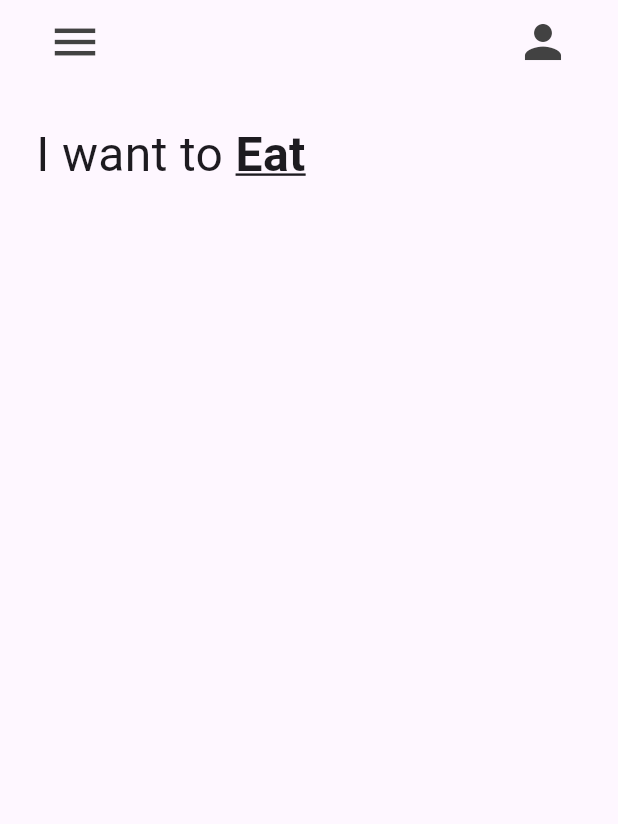
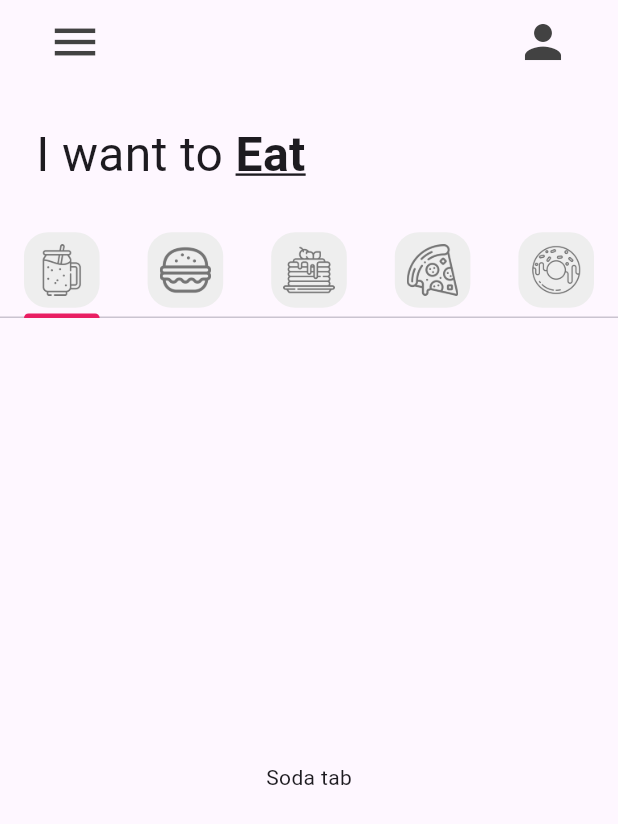
Before and after one commit to RogersMLCH/reto1_donut_app_roger_maldonado, a Flutter app: the screen it shows after launch, on a phone screen of 412 x 824 dp. Shown: the top 824 px of the screen. Run offline on Flutter 3.47's test engine with Material 3 defaults, Android fonts, the light colour scheme and no system bars.

Commit message:
Add TabBar

```diff
--- a/lib/main.dart
+++ b/lib/main.dart
@@ -10,8 +10,11 @@ class MainApp extends StatelessWidget {
 
   @override
   Widget build(BuildContext context) {
-    return const MaterialApp(
-      home: HomePage()
+    return MaterialApp(
+      home: const HomePage(),
+      theme: ThemeData(
+        tabBarTheme: TabBarTheme(
+        indicatorColor: Colors.pink)),
     );
   }
 }
--- a/lib/pages/home_page.dart
+++ b/lib/pages/home_page.dart
@@ -1,3 +1,11 @@
+import 'package:reto1_donut_app_roger_maldonado/utils/my_tab.dart';
+import '../tab/pizza_tab.dart';
+import '../tab/burger_tab.dart';
+import '../tab/donut_tab.dart';
+import '../tab/pastel_tab.dart';
+import '../tab/soda_tab.dart';
+
+
 import 'package:flutter/material.dart';
 
 class HomePage extends StatefulWidget {
@@ -8,9 +16,21 @@ class HomePage extends StatefulWidget {
 }
 
 class _HomePageState extends State<HomePage> {
+  List<Widget> myTabs = [
+
+    //dounut tab
+    const MyTab(iconPath: 'lib/icons/soda.png'),
+    const MyTab(iconPath: 'lib/icons/burger.png'),
+    const MyTab(iconPath: 'lib/icons/pastel.png'),
+    const MyTab(iconPath: 'lib/icons/pizza.png'),
+    const MyTab(iconPath: 'lib/icons/donut.png'),
+  ];
   @override
   Widget build(BuildContext context) {
-    return Scaffold(
+    return DefaultTabController(
+      length: myTabs.length,
+
+      child: Scaffold(
         appBar: AppBar(
           backgroundColor: Colors.transparent,
           leading: Padding(
@@ -24,10 +44,10 @@ class _HomePageState extends State<HomePage> {
 
 
         ),
-      body: const Column(children: [
+        body: Column(children: [
           //texto
-        Padding(
-          padding: const EdgeInsets.all(24.0),
+          const Padding(
+            padding:  EdgeInsets.all(24.0),
             child: Row(
               children: [
                 Text("I want to ",style: TextStyle(fontSize: 32),),
@@ -35,11 +55,19 @@ class _HomePageState extends State<HomePage> {
 
               ],
             ),
-        )
+          ),
           //Tab bar
-
+          TabBar(tabs: myTabs),
+          Expanded(child: TabBarView(children: [
+          sodaTab(),
+          burgerTab(),
+          pastelTab(),
+          pizzaTab(),
+          donutTab()
+          ]))
           //Tab bar view
         ],),
+      ),
     );
   }
 }
--- /dev/null
+++ b/lib/tab/soda_tab.dart
@@ -0,0 +1,13 @@
+import 'package:flutter/material.dart';
+
+class sodaTab extends StatelessWidget {
+  const sodaTab({super.key});
+
+  @override
+  Widget build(BuildContext context) {
+    return  Container(
+    child: const
+    Center(child: Text('Soda tab'),)
+    );
+  }
+}
--- /dev/null
+++ b/lib/utils/my_tab.dart
@@ -0,0 +1,20 @@
+import 'package:flutter/material.dart';
+
+class MyTab extends StatelessWidget {
+
+  final String iconPath;
+
+  const MyTab({super.key, required this.iconPath});
+
+  @override
+  Widget build(BuildContext context) {
+    return Tab(
+      height: 60,
+      child: Container(
+        padding: const EdgeInsets.all(8),
+        decoration: BoxDecoration(color: Colors.grey[200], borderRadius: BorderRadius.circular(16)),
+        child: Image.asset(iconPath, color: Colors.grey[600])
+      ),
+    );
+  }
+}
```
Also changed, not shown: lib/tab/burger_tab.dart (added, +13 -0 lines), lib/tab/donut_tab.dart (added, +13 -0 lines), lib/tab/pastel_tab.dart (added, +13 -0 lines), lib/tab/pizza_tab.dart (added, +13 -0 lines), lib/icons/burger.png (renamed from lib/icons/tmp_2d0d119a-4d93-4d56-adc4-3f1a3b647ad8.png), lib/icons/donut.png (renamed from lib/icons/tmp_d64319c7-c9dd-4e03-8387-efffe522386a.png), lib/icons/pastel.png (renamed from lib/icons/tmp_142ea062-db64-4cb4-9543-3f007c826372.png), lib/icons/pizza.png (renamed from lib/icons/tmp_aada4dc3-6cd0-4cd8-9725-0857163cbf9e.png), lib/icons/soda.png (renamed from lib/icons/tmp_23c28a1a-e5da-414a-8e64-4e29ca7b0b26.png). Lines whose indentation alone changed are shown as unchanged.
